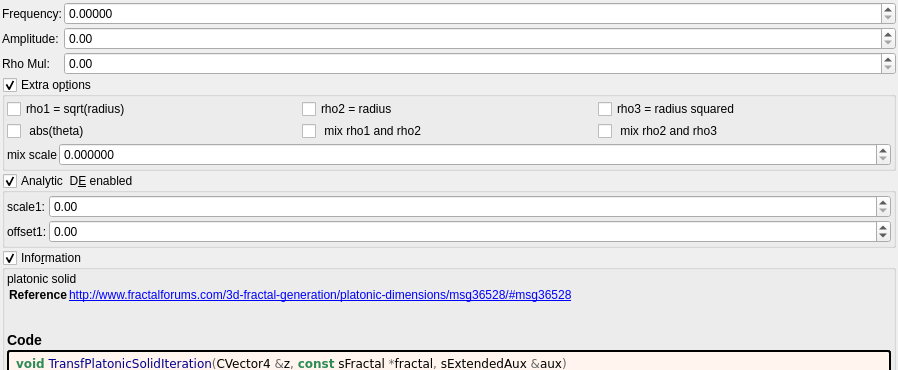
This is mandelbulber2/formula/ui/transf_platonic_solid.ui in buddhi1980/mandelbulber2 as Qt 5 draws it before an edit; both pictures show x 0 to 898 and y 0 to 370 of the 898 by 709 pixel window. The edited form follows.
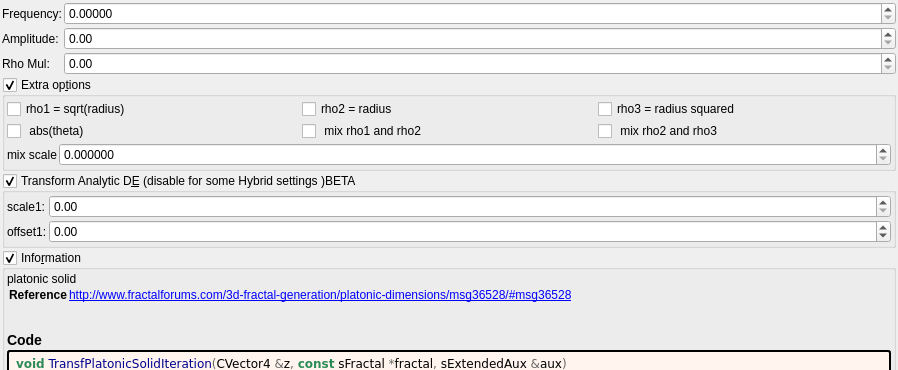
This is the edited form. Custom widgets are drawn as their Qt base class.

Commit message: aux.DE testing and add example platonicSolid_menger_hybrid.fract

Patch:
```diff
--- a/mandelbulber2/formula/ui/transf_platonic_solid.ui
+++ b/mandelbulber2/formula/ui/transf_platonic_solid.ui
@@ -277,7 +277,7 @@
    <item>
     <widget class="MyGroupBox" name="groupCheck_analyticDE_enabled">
      <property name="title">
-      <string>Analytic  D&amp;E enabled</string>
+      <string>Transform Analytic D&amp;E (disable for some Hybrid settings )BETA</string>
      </property>
      <property name="checkable">
       <bool>true</bool>
```
The commit also changes 10 other files.
